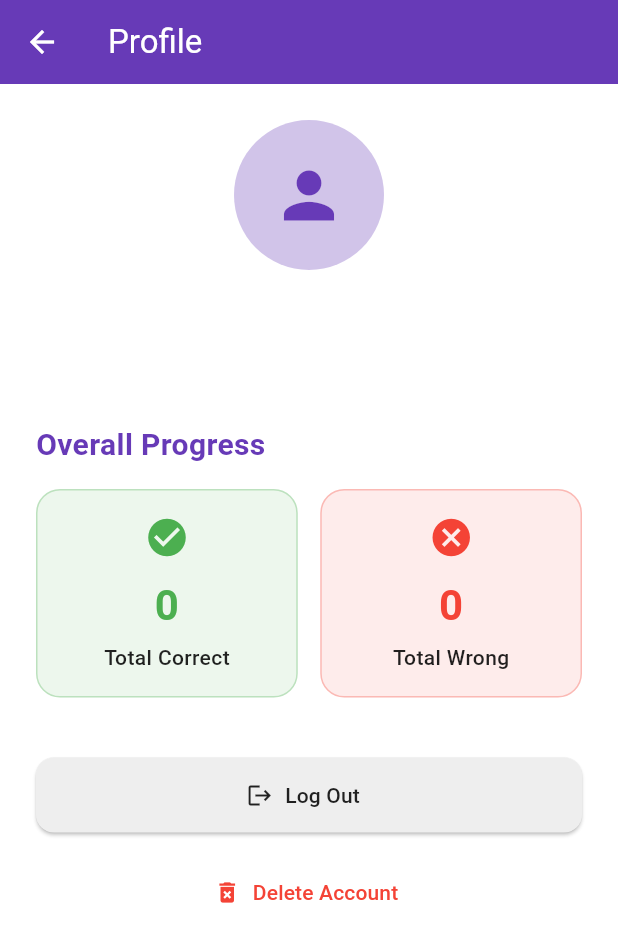
After one commit to Aashiskr/Aksh_English_app, a Flutter app: the HomeScreen screen opened directly, after a tap on the "person" icon, on a phone screen of 412 x 824 dp. The commit adds this screen. Shown: the top 942 px of the screen. Run offline on Flutter 3.47's test engine with Material 3 defaults, Android fonts, the phone set to English and light mode, and no system bars; our stand-ins replace firebase_auth, firebase_core, flutter_tts, google_sign_in, permission_handler, shared_preferences and 2 more; accounts and stored records are empty; network calls fail.

Commit message:
Added Firebase setup and updated screens

```diff
--- a/lib/screens/home_screen.dart
+++ b/lib/screens/home_screen.dart
@@ -1,24 +1,49 @@
 import 'package:flutter/material.dart';
+import 'package:firebase_auth/firebase_auth.dart';
 
 // 👇 Imports
 import 'text_chat_screen.dart';
 import 'voice_chat_screen.dart';
 import 'stats_screen.dart';
-import 'video_player_screen.dart'; // ✅ Ye naya import zaroori hai
+import 'video_player_screen.dart';
+import 'profile_screen.dart'; // ✅ Profile Screen import kiya
 
 class HomeScreen extends StatelessWidget {
   const HomeScreen({super.key});
 
   @override
   Widget build(BuildContext context) {
+    // Current user ka data fetch kar rahe hain DP ke liye
+    final user = FirebaseAuth.instance.currentUser;
+
     return Scaffold(
       backgroundColor: Colors.white,
 
       appBar: AppBar(
         backgroundColor: Colors.transparent,
         elevation: 0,
+
+        // 🔴 Naya Profile Icon (Top Left Corner)
+        leading: Padding(
+          padding: const EdgeInsets.all(8.0),
+          child: GestureDetector(
+            onTap: () {
+              Navigator.push(
+                context,
+                MaterialPageRoute(builder: (context) => const ProfileScreen()),
+              );
+            },
+            child: CircleAvatar(
+              backgroundColor: Colors.deepPurple.shade100,
+              // Google wali photo yahan dikhegi
+              backgroundImage: user?.photoURL != null ? NetworkImage(user!.photoURL!) : null,
+              child: user?.photoURL == null ? const Icon(Icons.person, color: Colors.deepPurple) : null,
+            ),
+          ),
+        ),
+
         actions: [
-          // 🔴 Updated Button: Ab ye seedha Video Player kholega
+          // Video Player Button
           TextButton.icon(
             onPressed: () {
               Navigator.push(
--- /dev/null
+++ b/lib/screens/profile_screen.dart
@@ -0,0 +1,214 @@
+import 'dart:convert';
+import 'package:flutter/material.dart';
+import 'package:firebase_auth/firebase_auth.dart';
+import 'package:google_sign_in/google_sign_in.dart';
+import 'package:shared_preferences/shared_preferences.dart';
+import 'login_screen.dart'; // Apna login screen import karein
+
+class ProfileScreen extends StatefulWidget {
+  const ProfileScreen({super.key});
+
+  @override
+  State<ProfileScreen> createState() => _ProfileScreenState();
+}
+
+class _ProfileScreenState extends State<ProfileScreen> {
+  final User? user = FirebaseAuth.instance.currentUser;
+
+  int _totalCorrect = 0;
+  int _totalWrong = 0;
+  bool _isLoading = true;
+
+  @override
+  void initState() {
+    super.initState();
+    _calculateOverallStats();
+  }
+
+  // 🔴 Logic: Purane day-wise data ko jod kar 'Overall' nikalna
+  Future<void> _calculateOverallStats() async {
+    final prefs = await SharedPreferences.getInstance();
+    String? statsString = prefs.getString('daily_stats');
+
+    if (statsString != null) {
+      Map<String, dynamic> stats = jsonDecode(statsString);
+      int correct = 0;
+      int wrong = 0;
+
+      stats.forEach((date, data) {
+        correct += (data['correct'] ?? 0) as int;
+        wrong += (data['wrong'] ?? 0) as int;
+      });
+
+      setState(() {
+        _totalCorrect = correct;
+        _totalWrong = wrong;
+      });
+    }
+    setState(() => _isLoading = false);
+  }
+
+  // 🔴 Logic: Logout karna aur local data clear karna
+  Future<void> _logout() async {
+    // 👇 Naya step: Local stats clear kar rahe hain taaki naye user ko na dikhein
+    final prefs = await SharedPreferences.getInstance();
+    await prefs.remove('daily_stats');
+
+    await GoogleSignIn.instance.signOut(); // ✅ Updated to .instance
+    await FirebaseAuth.instance.signOut();
+    if (mounted) {
+      Navigator.pushAndRemoveUntil(
+        context,
+        MaterialPageRoute(builder: (context) => const LoginScreen()),
+            (route) => false,
+      );
+    }
+  }
+
+  // 🔴 Logic: Account Delete karna aur local data clear karna
+  Future<void> _deleteAccount() async {
+    showDialog(
+      context: context,
+      builder: (context) => AlertDialog(
+        title: const Text("Delete Account?"),
+        content: const Text("Are you sure? This will permanently delete your account and progress. This action cannot be undone."),
+        actions: [
+          TextButton(
+            onPressed: () => Navigator.pop(context),
+            child: const Text("Cancel"),
+          ),
+          ElevatedButton(
+            style: ElevatedButton.styleFrom(backgroundColor: Colors.red, foregroundColor: Colors.white),
+            onPressed: () async {
+              try {
+                // 👇 Naya step: Local stats clear kar rahe hain
+                final prefs = await SharedPreferences.getInstance();
+                await prefs.remove('daily_stats');
+
+                await user?.delete();
+                await GoogleSignIn.instance.signOut(); // ✅ Updated to .instance
+
+                if (mounted) {
+                  Navigator.pushAndRemoveUntil(
+                    context,
+                    MaterialPageRoute(builder: (context) => const LoginScreen()),
+                        (route) => false,
+                  );
+                }
+              } on FirebaseAuthException catch (e) {
+                // Agar user ne bahut pehle login kiya tha, toh Firebase security ke liye dobara login maangta hai
+                Navigator.pop(context);
+                ScaffoldMessenger.of(context).showSnackBar(
+                  SnackBar(content: Text(e.code == 'requires-recent-login' ? 'Please log out and log in again to delete your account.' : e.message ?? 'Error')),
+                );
+              }
+            },
+            child: const Text("Delete"),
+          ),
+        ],
+      ),
+    );
+  }
+
+  @override
+  Widget build(BuildContext context) {
+    return Scaffold(
+      backgroundColor: Colors.white,
+      appBar: AppBar(
+        title: const Text("Profile"),
+        backgroundColor: Colors.deepPurple,
+        foregroundColor: Colors.white,
+        elevation: 0,
+      ),
+      body: _isLoading
+          ? const Center(child: CircularProgressIndicator())
+          : SingleChildScrollView(
+        padding: const EdgeInsets.all(24.0),
+        child: Column(
+          children: [
+            // --- PROFILE INFO SECTION ---
+            CircleAvatar(
+              radius: 50,
+              backgroundColor: Colors.deepPurple.shade100,
+              // Google se aayi hui photo, agar na ho toh default icon
+              backgroundImage: user?.photoURL != null ? NetworkImage(user!.photoURL!) : null,
+              child: user?.photoURL == null ? const Icon(Icons.person, size: 50, color: Colors.deepPurple) : null,
+            ),
+            const SizedBox(height: 15),
+            Text(
+              user?.displayName ?? "Student",
+              style: const TextStyle(fontSize: 24, fontWeight: FontWeight.bold),
+            ),
+            Text(
+              user?.email ?? "No email",
+              style: const TextStyle(fontSize: 16, color: Colors.grey),
+            ),
+            const SizedBox(height: 30),
+
+            // --- OVERALL STATS SECTION ---
+            const Align(
+              alignment: Alignment.centerLeft,
+              child: Text("Overall Progress", style: TextStyle(fontSize: 20, fontWeight: FontWeight.bold, color: Colors.deepPurple)),
+            ),
+            const SizedBox(height: 15),
+            Row(
+              children: [
+                Expanded(child: _buildStatCard("Total Correct", _totalCorrect, Colors.green, Icons.check_circle)),
+                const SizedBox(width: 15),
+                Expanded(child: _buildStatCard("Total Wrong", _totalWrong, Colors.red, Icons.cancel)),
+              ],
+            ),
+            const SizedBox(height: 40),
+
+            // --- ACTION BUTTONS ---
+            SizedBox(
+              width: double.infinity,
+              height: 50,
+              child: ElevatedButton.icon(
+                style: ElevatedButton.styleFrom(
+                  backgroundColor: Colors.grey.shade200,
+                  foregroundColor: Colors.black87,
+                  shape: RoundedRectangleBorder(borderRadius: BorderRadius.circular(12)),
+                ),
+                icon: const Icon(Icons.logout),
+                label: const Text("Log Out"),
+                onPressed: _logout,
+              ),
+            ),
+            const SizedBox(height: 15),
+            SizedBox(
+              width: double.infinity,
+              height: 50,
+              child: TextButton.icon(
+                style: TextButton.styleFrom(foregroundColor: Colors.red),
+                icon: const Icon(Icons.delete_forever),
+                label: const Text("Delete Account"),
+                onPressed: _deleteAccount,
+              ),
+            ),
+          ],
+        ),
+      ),
+    );
+  }
+
+  Widget _buildStatCard(String title, int count, Color color, IconData icon) {
+    return Container(
+      padding: const EdgeInsets.all(16),
+      decoration: BoxDecoration(
+        color: color.withOpacity(0.1),
+        borderRadius: BorderRadius.circular(16),
+        border: Border.all(color: color.withOpacity(0.3)),
+      ),
+      child: Column(
+        children: [
+          Icon(icon, color: color, size: 30),
+          const SizedBox(height: 10),
+          Text(count.toString(), style: TextStyle(fontSize: 28, fontWeight: FontWeight.bold, color: color)),
+          const SizedBox(height: 5),
+          Text(title, style: TextStyle(fontSize: 14, color: Colors.black87, fontWeight: FontWeight.w500)),
+        ],
+      ),
+    );
+  }
+}
```
Also changed, not shown: lib/main.dart (+29 -4 lines), lib/screens/login_screen.dart (added, +131 -0 lines), pubspec.yaml (+6 -1 lines), firebase.json (added), lib/firebase_options.dart (added), pubspec.lock, 12 other files.
